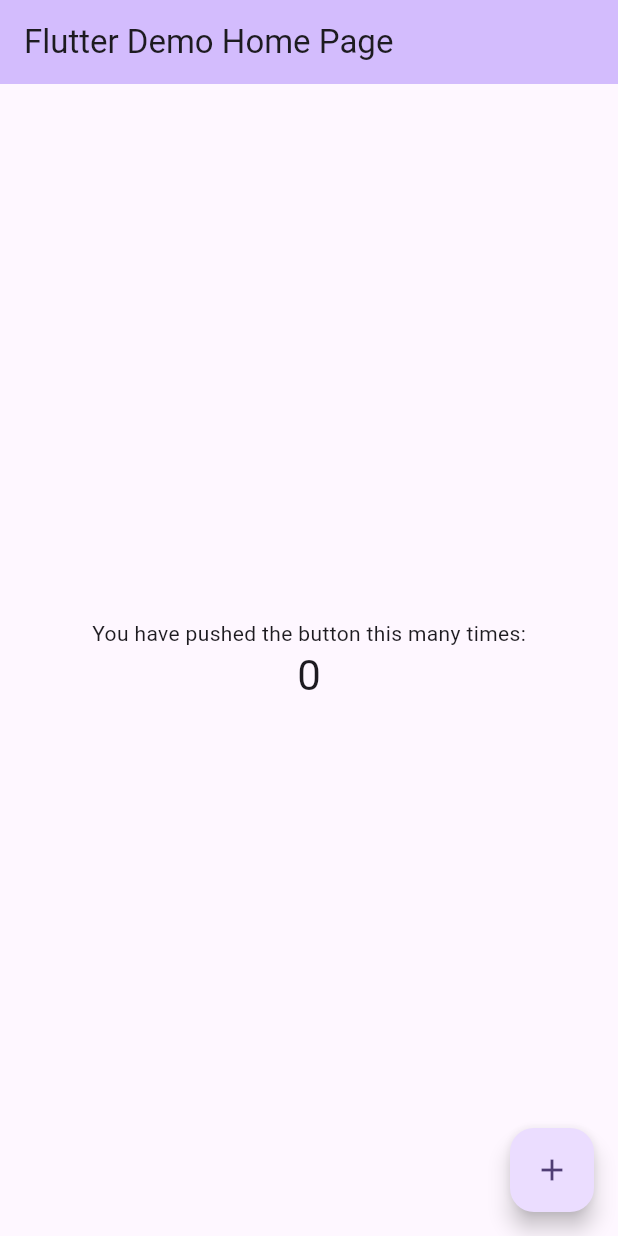
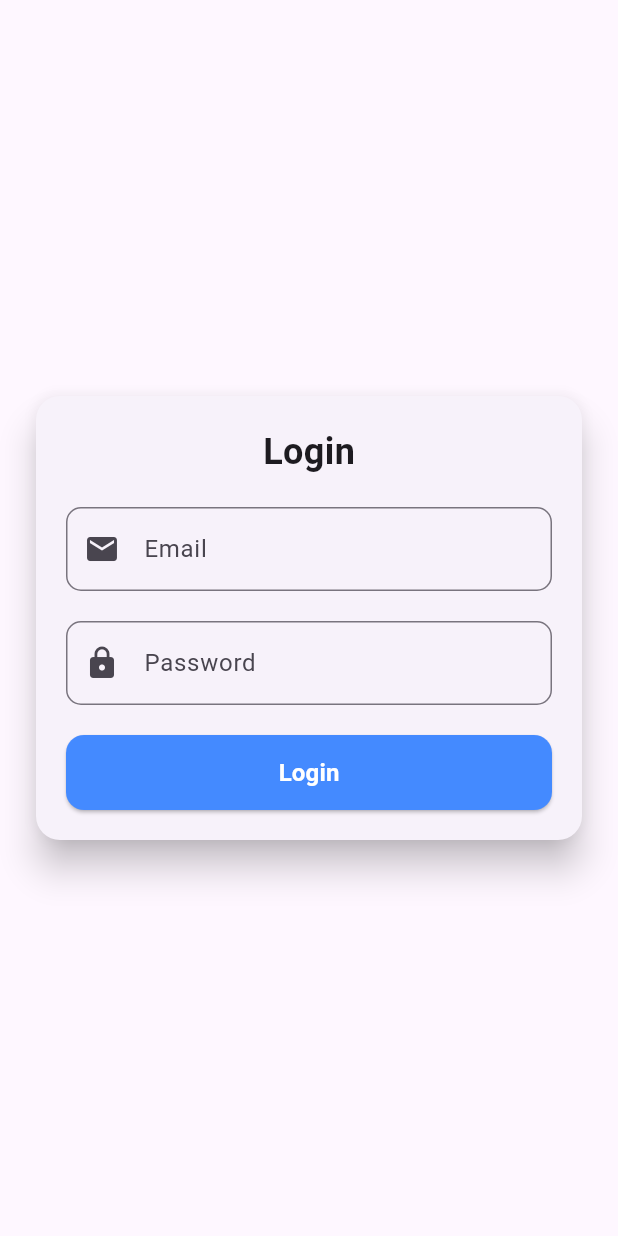
Before and after one commit to hamd-ali-khan/Flutter, a Flutter app: the screen it shows after launch, on a phone screen of 412 x 824 dp. Run offline on Flutter 3.47's test engine with Material 3 defaults, Android fonts, the phone set to English and light mode, and no system bars.

Commit message:
add login page and some changes in dashboard etc

```diff
--- /dev/null
+++ b/lib/login.dart
@@ -0,0 +1,89 @@
+import 'package:flutter/material.dart';
+import '/dashboard.dart';
+
+class Login extends StatelessWidget {
+  const Login({super.key});
+
+  @override
+  Widget build(BuildContext context) {
+    return Scaffold(
+      body: Center(
+        child: Card(
+          elevation: 10,
+          margin: const EdgeInsets.symmetric(horizontal: 24),
+          shape: RoundedRectangleBorder(
+            borderRadius: BorderRadius.circular(16),
+          ),
+          child: Padding(
+            padding: const EdgeInsets.all(20),
+            child: Column(
+              mainAxisSize: MainAxisSize.min,
+              children: [
+                const Text(
+                  "Login",
+                  style: TextStyle(fontSize: 24, fontWeight: FontWeight.bold),
+                ),
+
+                const SizedBox(height: 20),
+
+                TextField(
+                  decoration: InputDecoration(
+                    labelText: "Email",
+                    prefixIcon: const Icon(Icons.email),
+                    border: OutlineInputBorder(
+                      borderRadius: BorderRadius.circular(10),
+                    ),
+                  ),
+                ),
+
+                const SizedBox(height: 20),
+
+                TextField(
+                  obscureText: true,
+                  decoration: InputDecoration(
+                    labelText: "Password",
+                    prefixIcon: const Icon(Icons.lock),
+                    border: OutlineInputBorder(
+                      borderRadius: BorderRadius.circular(10),
+                    ),
+                  ),
+                ),
+
+                const SizedBox(height: 20),
+
+                SizedBox(
+                  width: double.infinity,
+                  height: 50,
+                  child: ElevatedButton(
+                    style: ElevatedButton.styleFrom(
+                      backgroundColor: Colors.blueAccent,
+                      shape: RoundedRectangleBorder(
+                        borderRadius: BorderRadius.circular(12),
+                      ),
+                    ),
+                    onPressed: () {
+                      Navigator.push(
+                        context,
+                        MaterialPageRoute(
+                          builder: (context) => const Dashboard(),
+                        ),
+                      );
+                    },
+                    child: const Text(
+                      "Login",
+                      style: TextStyle(
+                        color: Colors.white,
+                        fontSize: 16,
+                        fontWeight: FontWeight.bold,
+                      ),
+                    ),
+                  ),
+                ),
+              ],
+            ),
+          ),
+        ),
+      ),
+    );
+  }
+}
--- a/lib/main.dart
+++ b/lib/main.dart
@@ -1,122 +1,17 @@
 import 'package:flutter/material.dart';
+import '/login.dart';
 
-void main() {
-  runApp(const MyApp());
-}
+void main() => runApp(MyApp());
+
 
 class MyApp extends StatelessWidget {
   const MyApp({super.key});
 
-  // This widget is the root of your application.
   @override
   Widget build(BuildContext context) {
     return MaterialApp(
-      title: 'Flutter Demo',
-      theme: ThemeData(
-        // This is the theme of your application.
-        //
-        // TRY THIS: Try running your application with "flutter run". You'll see
-        // the application has a purple toolbar. Then, without quitting the app,
-        // try changing the seedColor in the colorScheme below to Colors.green
-        // and then invoke "hot reload" (save your changes or press the "hot
-        // reload" button in a Flutter-supported IDE, or press "r" if you used
-        // the command line to start the app).
-        //
-        // Notice that the counter didn't reset back to zero; the application
-        // state is not lost during the reload. To reset the state, use hot
-        // restart instead.
-        //
-        // This works for code too, not just values: Most code changes can be
-        // tested with just a hot reload.
-        colorScheme: .fromSeed(seedColor: Colors.deepPurple),
-      ),
-      home: const MyHomePage(title: 'Flutter Demo Home Page'),
+      debugShowCheckedModeBanner: false,
+        home: Login(),
     );
   }
 }
-
-class MyHomePage extends StatefulWidget {
-  const MyHomePage({super.key, required this.title});
-
-  // This widget is the home page of your application. It is stateful, meaning
-  // that it has a State object (defined below) that contains fields that affect
-  // how it looks.
-
-  // This class is the configuration for the state. It holds the values (in this
-  // case the title) provided by the parent (in this case the App widget) and
-  // used by the build method of the State. Fields in a Widget subclass are
-  // always marked "final".
-
-  final String title;
-
-  @override
-  State<MyHomePage> createState() => _MyHomePageState();
-}
-
-class _MyHomePageState extends State<MyHomePage> {
-  int _counter = 0;
-
-  void _incrementCounter() {
-    setState(() {
-      // This call to setState tells the Flutter framework that something has
-      // changed in this State, which causes it to rerun the build method below
-      // so that the display can reflect the updated values. If we changed
-      // _counter without calling setState(), then the build method would not be
-      // called again, and so nothing would appear to happen.
-      _counter++;
-    });
-  }
-
-  @override
-  Widget build(BuildContext context) {
-    // This method is rerun every time setState is called, for instance as done
-    // by the _incrementCounter method above.
-    //
-    // The Flutter framework has been optimized to make rerunning build methods
-    // fast, so that you can just rebuild anything that needs updating rather
-    // than having to individually change instances of widgets.
-    return Scaffold(
-      appBar: AppBar(
-        // TRY THIS: Try changing the color here to a specific color (to
-        // Colors.amber, perhaps?) and trigger a hot reload to see the AppBar
-        // change color while the other colors stay the same.
-        backgroundColor: Theme.of(context).colorScheme.inversePrimary,
-        // Here we take the value from the MyHomePage object that was created by
-        // the App.build method, and use it to set our appbar title.
-        title: Text(widget.title),
-      ),
-      body: Center(
-        // Center is a layout widget. It takes a single child and positions it
-        // in the middle of the parent.
-        child: Column(
-          // Column is also a layout widget. It takes a list of children and
-          // arranges them vertically. By default, it sizes itself to fit its
-          // children horizontally, and tries to be as tall as its parent.
-          //
-          // Column has various properties to control how it sizes itself and
-          // how it positions its children. Here we use mainAxisAlignment to
-          // center the children vertically; the main axis here is the vertical
-          // axis because Columns are vertical (the cross axis would be
-          // horizontal).
-          //
-          // TRY THIS: Invoke "debug painting" (choose the "Toggle Debug Paint"
-          // action in the IDE, or press "p" in the console), to see the
-          // wireframe for each widget.
-          mainAxisAlignment: .center,
-          children: [
-            const Text('You have pushed the button this many times:'),
-            Text(
-              '$_counter',
-              style: Theme.of(context).textTheme.headlineMedium,
-            ),
-          ],
-        ),
-      ),
-      floatingActionButton: FloatingActionButton(
-        onPressed: _incrementCounter,
-        tooltip: 'Increment',
-        child: const Icon(Icons.add),
-      ),
-    );
-  }
-}
```
Also changed, not shown: lib/dashboard.dart (added, +145 -0 lines).
